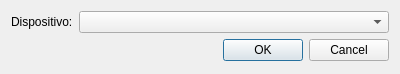
The window that Capturer/preferencesdialog.ui (Universidad-de-La-Laguna/gii-soa-videovigilancia-capturer) describes before a commit, drawn with Qt 5.
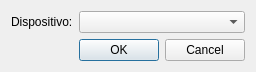
The same window after the commit.

```diff
--- a/Capturer/preferencesdialog.ui
+++ b/Capturer/preferencesdialog.ui
@@ -15,7 +15,7 @@
   </property>
   <layout class="QFormLayout" name="formLayout">
    <property name="sizeConstraint">
-    <enum>QLayout::SetDefaultConstraint</enum>
+    <enum>QLayout::SetFixedSize</enum>
    </property>
    <item row="0" column="0">
     <widget class="QLabel" name="label">
```
